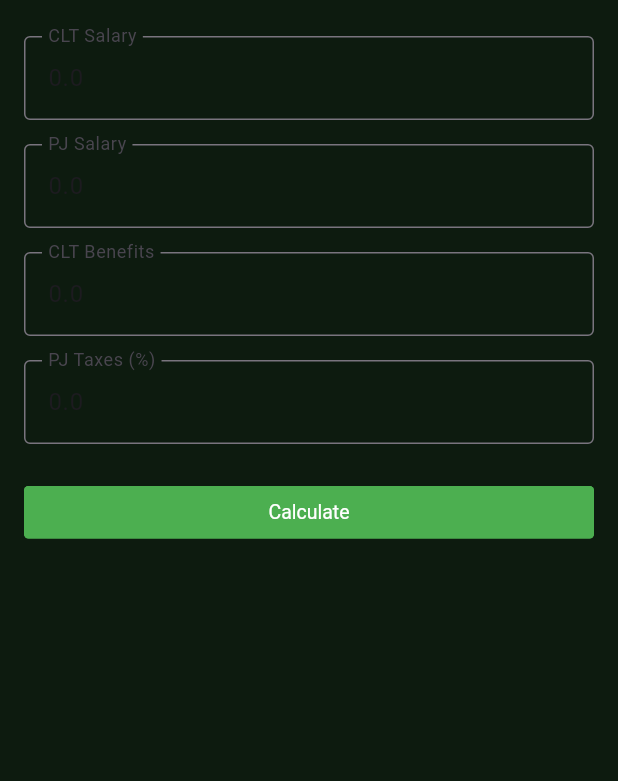
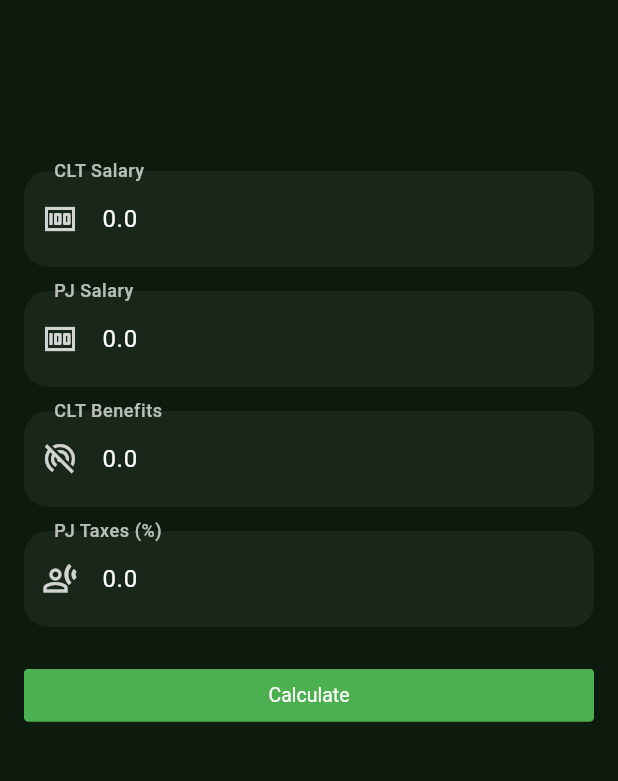
Before and after one commit to Victor-Zarzar/cltxpj-flutter, a Flutter app: the HomePage screen opened directly, on a phone screen of 412 x 824 dp, the part 84-865 px from its top. Run offline on Flutter 3.47's test engine with Material 3 defaults, Android fonts, the phone set to English and light mode, and no system bars; drawn by our look-alikes of getwidget; our stand-ins replace easy_localization, fl_chart, flutter_local_notifications, google_fonts, shared_preferences, timezone; accounts and stored records are empty.

Commit message:
Add new feature pierchart

```diff
--- /dev/null
+++ b/lib/utils/chart_data_hepler.dart
@@ -0,0 +1,8 @@
+class ChartDataHelper {
+  static Map<String, double> buildResultChartData({
+    required double cltNet,
+    required double pjNet,
+  }) {
+    return {'CLT': cltNet, 'PJ': pjNet};
+  }
+}
--- a/lib/view/components/input_field.dart
+++ b/lib/view/components/input_field.dart
@@ -1,15 +1,18 @@
+import 'package:cltxpj/features/app_theme.dart';
 import 'package:flutter/material.dart';
 
 class InputField extends StatelessWidget {
   final String label;
   final TextEditingController controller;
   final String? Function(String?)? validator;
+  final IconData icon;
 
   const InputField({
     super.key,
     required this.label,
     required this.controller,
-    this.validator,
+    required this.validator,
+    required this.icon,
   });
 
   @override
@@ -18,12 +21,35 @@ class InputField extends StatelessWidget {
       padding: const EdgeInsets.symmetric(vertical: 8),
       child: TextFormField(
         controller: controller,
+        validator: validator,
+        keyboardType: TextInputType.number,
+        style: const TextStyle(color: Colors.white),
         decoration: InputDecoration(
           labelText: label,
-          border: const OutlineInputBorder(),
+          labelStyle: TextStyle(
+            color: Colors.white.withOpacity(0.7),
+            fontWeight: FontWeight.w500,
+          ),
+          prefixIcon: Icon(icon, color: Colors.white.withOpacity(0.8)),
+          filled: true,
+          fillColor: Colors.white.withOpacity(0.05),
+          contentPadding: const EdgeInsets.symmetric(
+            horizontal: 16,
+            vertical: 20,
+          ),
+          border: OutlineInputBorder(
+            borderRadius: BorderRadius.circular(16),
+            borderSide: BorderSide.none,
+          ),
+          enabledBorder: OutlineInputBorder(
+            borderRadius: BorderRadius.circular(16),
+            borderSide: BorderSide.none,
+          ),
+          focusedBorder: OutlineInputBorder(
+            borderRadius: BorderRadius.circular(16),
+            borderSide: BorderSide(color: AppTheme.secondaryColor, width: 2),
+          ),
         ),
-        keyboardType: TextInputType.numberWithOptions(decimal: true),
-        validator: validator,
       ),
     );
   }
--- a/pubspec.yaml
+++ b/pubspec.yaml
@@ -25,6 +25,7 @@ dependencies:
   flutter_svg: ^2.1.0
   getwidget: ^6.0.0
   intl: ^0.19.0
+  fl_chart: ^1.0.0
 
 dev_dependencies:
   flutter_test:
```
Also changed, not shown: lib/view/components/pie_chart_widget.dart (added, +52 -0 lines), lib/view/home_page.dart (+25 -7 lines), pubspec.lock.
